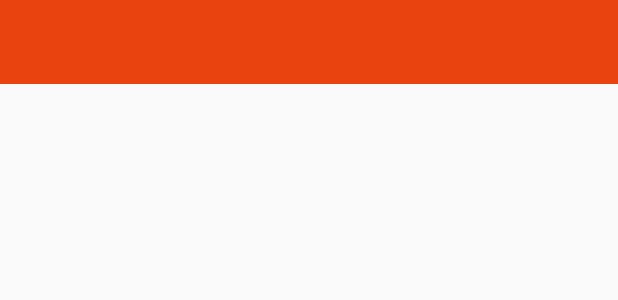
After one commit to fromten/Android-Pile, an Android app: the layout toolbar.xml on its own in the app's theme, with its tools: preview values and no code run, on a phone screen of 412 x 824 dp. The commit adds this screen. Shown: the top 300 px of the screen. Run offline under Robolectric (Android 15) with nearby library versions, the phone set to English and light mode, and no system bars; network calls fail.

Commit message:
add toolbar

```diff
--- a/app/build.gradle
+++ b/app/build.gradle
@@ -23,6 +23,7 @@ dependencies {
     compile fileTree(include: ['*.jar'], dir: 'libs')
     testCompile 'junit:junit:4.12'
     compile 'com.android.support:appcompat-v7:23.4.0'
+    compile 'com.android.support:support-v4:23.4.0'
     compile 'com.android.support:cardview-v7:23.4.0'
     compile 'com.github.bumptech.glide:glide:3.7.0'
     compile 'com.android.support:design:23.4.0'
--- a/app/src/main/java/learn/example/pile/fragment/RecyclerViewFragment.java
+++ b/app/src/main/java/learn/example/pile/fragment/RecyclerViewFragment.java
@@ -133,7 +133,7 @@ public abstract class  RecyclerViewFragment extends Fragment implements Recycler
     }
     private  void stopPullDownRefreshing()
     {
-        mPullDownRefresh.postDelayed(stopRefreshRunnable,500);
+        mPullDownRefresh.postDelayed(stopRefreshRunnable,300);
     }
 
     @Override
@@ -153,6 +153,7 @@ public abstract class  RecyclerViewFragment extends Fragment implements Recycler
 
     @Override
     public void onDestroy() {
+        mRecyclerView.removeOnScrollListener(mPullUpRefresh);
         mRecyclerView=null;
         mEmptyView=null;
         if(mPullDownRefresh.isRefreshing())
@@ -160,6 +161,7 @@ public abstract class  RecyclerViewFragment extends Fragment implements Recycler
         startRefreshRunnable =null;
         stopRefreshRunnable =null;
         mPullDownRefresh=null;
+        mPullUpRefresh=null;
         super.onDestroy();
     }
 
--- a/app/src/main/java/learn/example/pile/fragment/SettingFragment.java
+++ b/app/src/main/java/learn/example/pile/fragment/SettingFragment.java
@@ -25,7 +25,7 @@ import learn.example.pile.AppGlideModule;
  * Created on 2016/5/6.
  */
 public class SettingFragment extends Fragment {
-
+    public static final String TAG = "SettingFragment";
     private TextView picCache;
     @Nullable
     @Override
--- a/app/src/main/java/learn/example/pile/fragment/VideoListFragment.java
+++ b/app/src/main/java/learn/example/pile/fragment/VideoListFragment.java
@@ -63,6 +63,7 @@ public class VideoListFragment extends RecyclerViewFragment implements Response.
     @Override
     public void onDestroy() {
         VolleyRequestQueue.getInstance(getContext()).cancelAll(TAG);
+
         savePage(currentPage);
         mVideoHtmlParser.destroy();
         mVideoListAdapter=null;
--- a/app/src/main/res/drawable/web_progressbar.xml
+++ b/app/src/main/res/drawable/web_progressbar.xml
@@ -8,7 +8,7 @@
     <item android:id="@android:id/progress">
         <clip>
         <shape android:shape="rectangle">
-            <solid android:color="@color/orange"/>
+            <solid android:color="@color/weakorange"/>
             <size android:height="4dp"/>
         </shape>
         </clip>
--- a/app/src/main/res/layout/activity_web.xml
+++ b/app/src/main/res/layout/activity_web.xml
@@ -11,4 +11,8 @@
         android:id="@+id/web_progress"
         style="?android:attr/progressBarStyleHorizontal"
         android:progressDrawable="@drawable/web_progressbar"/>
+    <WebView
+        android:layout_width="match_parent"
+        android:layout_height="match_parent"
+        android:id="@+id/web_view"/>
 </LinearLayout>
--- /dev/null
+++ b/app/src/main/res/layout/toolbar.xml
@@ -0,0 +1,17 @@
+<?xml version="1.0" encoding="utf-8"?>
+<LinearLayout android:layout_height="match_parent"
+              android:layout_width="match_parent"
+              android:orientation="vertical"
+              android:id="@+id/root_linelayout"
+              xmlns:app="http://schemas.android.com/apk/res-auto"
+              xmlns:android="http://schemas.android.com/apk/res/android">
+    <android.support.v7.widget.Toolbar
+        android:layout_width="match_parent"
+        android:layout_height="wrap_content"
+        android:id="@+id/tool_bar"
+        android:background="@color/colorPrimary"
+        android:fitsSystemWindows="true"
+        app:theme="@style/ThemeOverlay.AppCompat.Dark.ActionBar"
+        app:popupTheme="@style/ThemeOverlay.AppCompat.Light"
+        android:minHeight="?attr/actionBarSize"/>
+</LinearLayout>
--- a/app/src/main/res/values/colors.xml
+++ b/app/src/main/res/values/colors.xml
@@ -1,9 +1,9 @@
 <?xml version="1.0" encoding="utf-8"?>
 <resources>
     <color name="colorPrimary">#e94310</color>
-    <color name="colorPrimaryDark">#d53c0d</color>
-    <color name="colorPrimaryDeepDark">#b33a15</color>
-    <color name="colorAccent">#FF4081</color>
+    <color name="colorPrimaryDark">#d93809</color>
+    <color name="colorPrimaryDeepDark">#ce4703</color>
+    <color name="colorAccent">#e94310</color>
     <color name="deepblack">#3D3D3D</color>
     <color name="grey">#F0F0F0</color>
     <color name="deepgrey">#DcDcDc</color>
--- a/app/src/main/res/values/styles.xml
+++ b/app/src/main/res/values/styles.xml
@@ -1,12 +1,11 @@
 <resources>
-
     <!-- Base application theme. -->
-    <style name="AppTheme" parent="Theme.AppCompat.Light.DarkActionBar">
+    <style name="BaseAppTheme" parent="Theme.Design.Light.NoActionBar">
         <!-- Customize your theme here. -->
         <item name="colorPrimary">@color/colorPrimary</item>
         <item name="colorPrimaryDark">@color/colorPrimaryDark</item>
         <item name="colorAccent">@color/colorPrimary</item>
     </style>
-
+    <style name="AppTheme" parent="BaseAppTheme"/>
 
 </resources>
```
Also changed, not shown: app/src/main/java/learn/example/pile/BaseActivity.java (+102 -0 lines), app/src/main/java/learn/example/pile/MainActivity.java (+17 -6 lines), app/src/main/java/learn/example/pile/WebViewActivity.java (+1 -41 lines), app/src/main/menu_user_setting-web.png (added).
